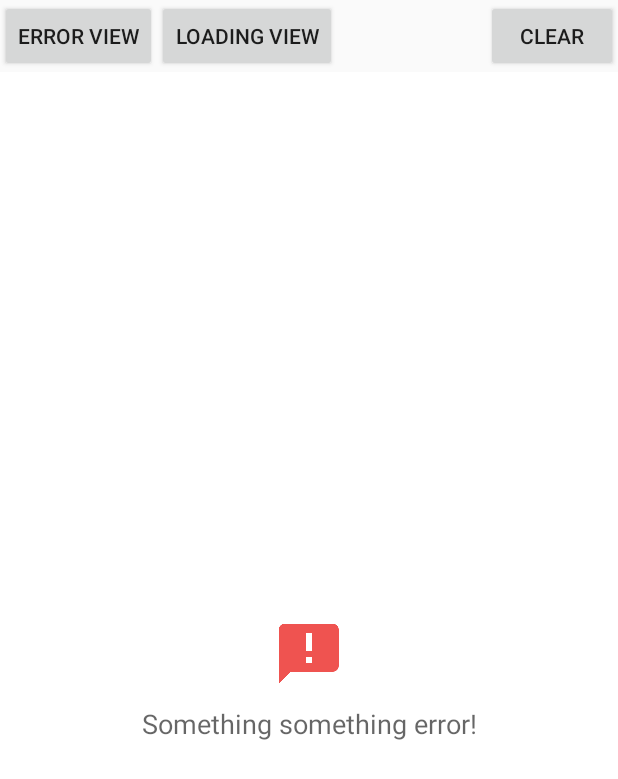
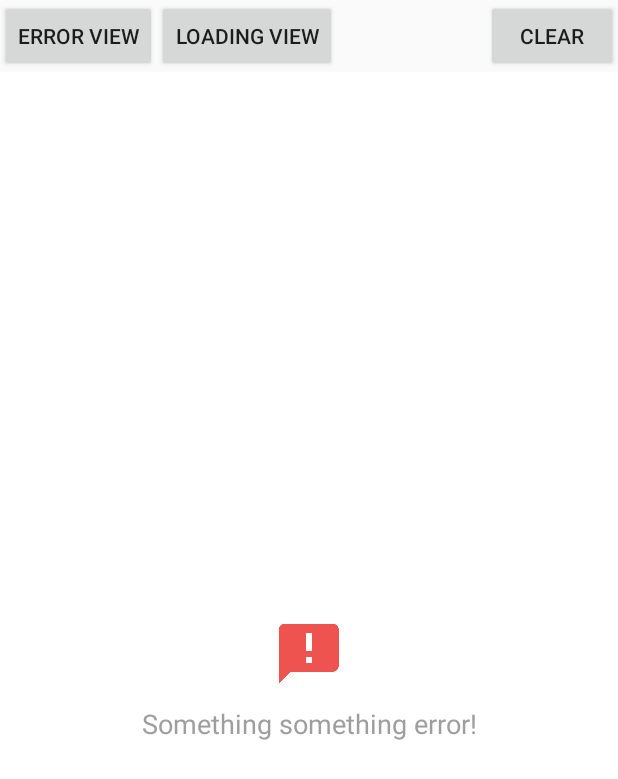
Before and after one commit to ArthurSav/EasyOverlay, an Android app: the screen it shows after launch (MainActivity), after a tap on "ERROR VIEW", on a phone screen of 412 x 824 dp. Shown: the top 779 px of the screen. Run offline under Robolectric (Android 15) with nearby library versions, the phone set to English and light mode, and no system bars; our stand-ins replace ButterKnife; libraries missing offline, so code that uses them is left out: android.transitions.everywhere; 2 statements that could not run were skipped.

Commit message:
Added default text colour for the default layouts

```diff
--- a/easyoverlay/src/main/res/layout/layout_error.xml
+++ b/easyoverlay/src/main/res/layout/layout_error.xml
@@ -22,6 +22,7 @@
         android:layout_below="@+id/imgError"
         android:layout_centerHorizontal="true"
         android:gravity="center"
-        android:padding="10dp" />
+        android:padding="10dp"
+        android:textColor="#9E9E9E" />
 
 </RelativeLayout>
--- a/easyoverlay/src/main/res/layout/layout_loading.xml
+++ b/easyoverlay/src/main/res/layout/layout_loading.xml
@@ -22,6 +22,7 @@
         android:layout_below="@+id/progressBar"
         android:layout_centerHorizontal="true"
         android:gravity="center"
-        android:padding="10dp" />
+        android:padding="10dp"
+        android:textColor="#9E9E9E" />
 
 </RelativeLayout>
```
